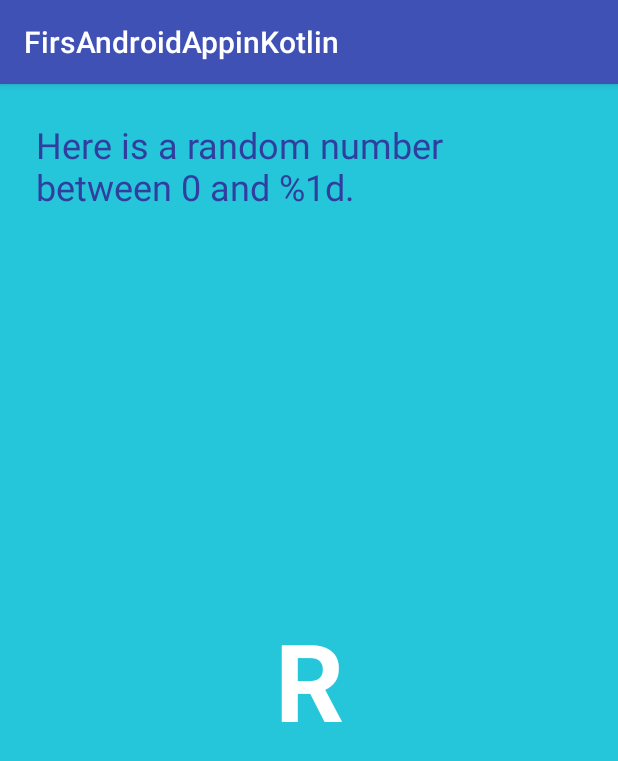
After one commit to okanaydin/FirsAndroidAppinKotlin, an Android app: the SecondActivity screen opened directly, with no data from a screen before it, on a phone screen of 412 x 824 dp. The commit adds this screen. Shown: the top 761 px of the screen. Run offline under Robolectric (Android 15) with nearby library versions, the phone set to English and light mode, and no system bars.

Commit message:
Second Activity designed

```diff
--- a/app/src/main/AndroidManifest.xml
+++ b/app/src/main/AndroidManifest.xml
@@ -16,6 +16,8 @@
                 <category android:name="android.intent.category.LAUNCHER"/>
             </intent-filter>
         </activity>
+        <activity android:name=".SecondActivity">
+        </activity>
     </application>
 
 </manifest>
--- /dev/null
+++ b/app/src/main/java/com/example/okanaydin/firsandroidappinkotlin/SecondActivity.kt
@@ -0,0 +1,12 @@
+package com.example.okanaydin.firsandroidappinkotlin
+
+import android.os.Bundle
+import android.support.v7.app.AppCompatActivity
+
+class SecondActivity : AppCompatActivity() {
+
+    override fun onCreate(savedInstanceState: Bundle?) {
+        super.onCreate(savedInstanceState)
+        setContentView(R.layout.activity_second)
+    }
+}
--- /dev/null
+++ b/app/src/main/res/layout/activity_second.xml
@@ -0,0 +1,45 @@
+<?xml version="1.0" encoding="utf-8"?>
+<android.support.constraint.ConstraintLayout
+    xmlns:android="http://schemas.android.com/apk/res/android"
+    xmlns:app="http://schemas.android.com/apk/res-auto"
+    xmlns:tools="http://schemas.android.com/tools"
+    android:layout_width="match_parent"
+    android:layout_height="match_parent"
+    android:background="@color/screenBackground2"
+    tools:context="com.example.okanaydin.firsandroidappinkotlin.SecondActivity">
+
+
+    <TextView
+        android:id="@+id/textview_label"
+        android:layout_width="match_parent"
+        android:layout_height="wrap_content"
+        android:layout_marginLeft="24dp"
+        android:layout_marginRight="24dp"
+        android:layout_marginTop="24dp"
+        android:text="@string/random_heading"
+        android:textColor="@color/colorPrimaryDark"
+        android:textSize="24sp"
+        app:layout_constraintLeft_toLeftOf="parent"
+        app:layout_constraintRight_toRightOf="parent"
+        app:layout_constraintTop_toTopOf="parent"
+        />
+
+
+    <TextView
+        android:id="@+id/textview_random"
+        android:text="R"
+        android:layout_width="wrap_content"
+        android:layout_height="wrap_content"
+        android:textColor="@android:color/white"
+        android:textSize="72sp"
+        android:textStyle="bold"
+        app:layout_constraintTop_toBottomOf="@+id/textview_label"
+        app:layout_constraintBottom_toBottomOf="parent"
+        app:layout_constraintLeft_toLeftOf="parent"
+        app:layout_constraintRight_toRightOf="parent"
+        app:layout_constraintVertical_bias="0.45"
+        />
+
+
+
+</android.support.constraint.ConstraintLayout>
--- a/app/src/main/res/values/strings.xml
+++ b/app/src/main/res/values/strings.xml
@@ -1,4 +1,5 @@
 <resources>
     <string name="app_name">FirsAndroidAppinKotlin</string>
     <string name="hello_world_text">0</string>
+    <string name="random_heading">Here is a random number between 0 and %1d.</string>
 </resources>
```
